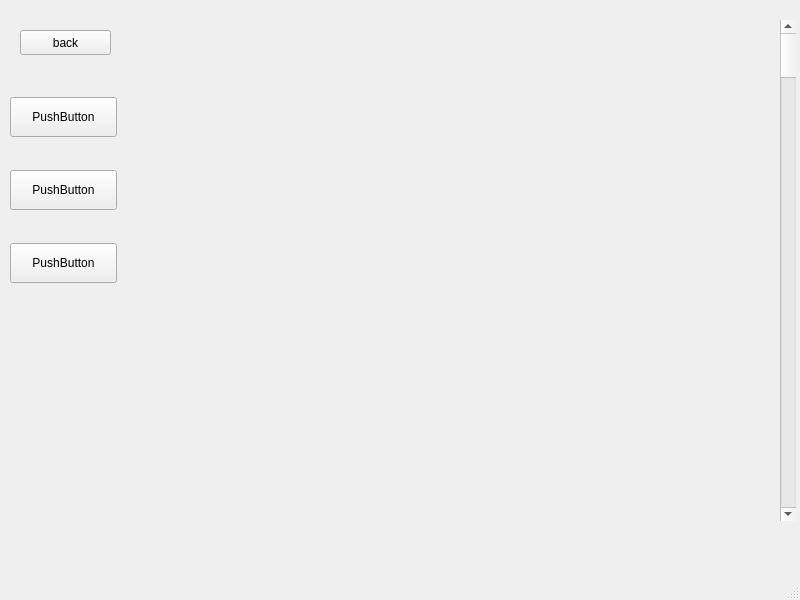
The window that mainwindow.ui (Sirovich/FileManager) describes before a commit, drawn with Qt 5.
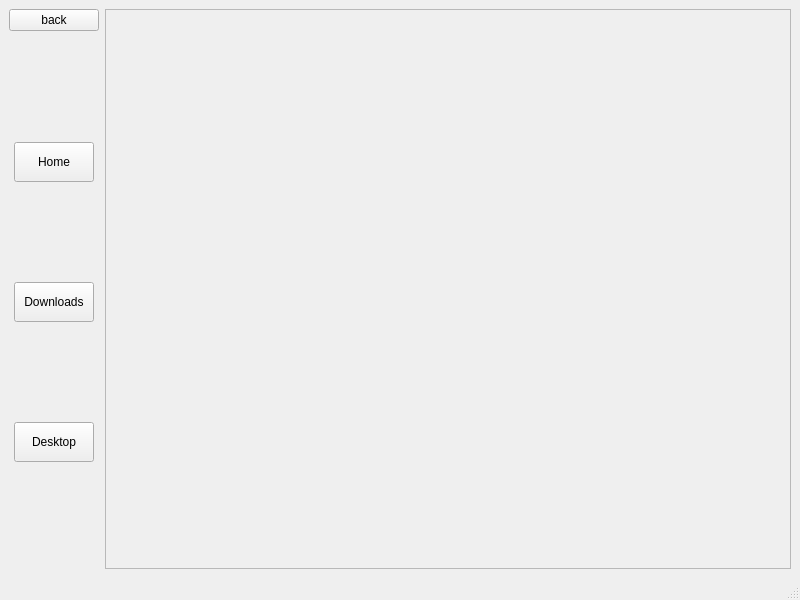
The same window after the commit.

```diff
--- a/mainwindow.ui
+++ b/mainwindow.ui
@@ -14,94 +14,102 @@
    <string>MainWindow</string>
   </property>
   <widget class="QWidget" name="centralwidget">
-   <widget class="QWidget" name="verticalWidget" native="true">
-    <property name="geometry">
-     <rect>
-      <x>10</x>
-      <y>70</y>
-      <width>107</width>
-      <height>242</height>
-     </rect>
-    </property>
-    <layout class="QVBoxLayout" name="verticalLayout">
-     <item>
-      <widget class="QPushButton" name="pushButton_5">
-       <property name="minimumSize">
-        <size>
-         <width>0</width>
-         <height>40</height>
-        </size>
+   <layout class="QGridLayout" name="gridLayout_2">
+    <item row="0" column="1" rowspan="2">
+     <widget class="QScrollArea" name="scrollArea">
+      <property name="minimumSize">
+       <size>
+        <width>677</width>
+        <height>538</height>
+       </size>
+      </property>
+      <property name="contextMenuPolicy">
+       <enum>Qt::DefaultContextMenu</enum>
+      </property>
+      <property name="widgetResizable">
+       <bool>true</bool>
+      </property>
+      <widget class="QWidget" name="scrollAreaWidgetContents">
+       <property name="geometry">
+        <rect>
+         <x>0</x>
+         <y>0</y>
+         <width>680</width>
+         <height>536</height>
+        </rect>
        </property>
-       <property name="text">
-        <string>PushButton</string>
-       </property>
+       <layout class="QGridLayout" name="gridLayout"/>
       </widget>
-     </item>
-     <item>
-      <widget class="QPushButton" name="pushButton">
-       <property name="minimumSize">
-        <size>
-         <width>0</width>
-         <height>40</height>
-        </size>
+     </widget>
+    </item>
+    <item row="0" column="0">
+     <widget class="QPushButton" name="backButton">
+      <property name="text">
+       <string>back</string>
+      </property>
+     </widget>
+    </item>
+    <item row="1" column="0">
+     <widget class="QWidget" name="verticalWidget" native="true">
+      <layout class="QVBoxLayout" name="verticalLayout">
+       <property name="spacing">
+        <number>0</number>
        </property>
-       <property name="text">
-        <string>PushButton</string>
+       <property name="leftMargin">
+        <number>5</number>
        </property>
-      </widget>
-     </item>
-     <item>
-      <widget class="QPushButton" name="pushButton_4">
-       <property name="minimumSize">
-        <size>
-         <width>0</width>
-         <height>40</height>
-        </size>
+       <property name="topMargin">
+        <number>5</number>
        </property>
-       <property name="text">
-        <string>PushButton</string>
+       <property name="rightMargin">
+        <number>5</number>
        </property>
-      </widget>
-     </item>
-    </layout>
-   </widget>
-   <widget class="QScrollBar" name="verticalScrollBar">
-    <property name="geometry">
-     <rect>
-      <x>780</x>
-      <y>20</y>
-      <width>16</width>
-      <height>501</height>
-     </rect>
-    </property>
-    <property name="orientation">
-     <enum>Qt::Vertical</enum>
-    </property>
-   </widget>
-   <widget class="QWidget" name="gridLayoutWidget">
-    <property name="geometry">
-     <rect>
-      <x>120</x>
-      <y>20</y>
-      <width>651</width>
-      <height>501</height>
-     </rect>
-    </property>
-    <layout class="QGridLayout" name="gridLayout"/>
-   </widget>
-   <widget class="QPushButton" name="backButton">
-    <property name="geometry">
-     <rect>
-      <x>20</x>
-      <y>30</y>
-      <width>91</width>
-      <height>25</height>
-     </rect>
-    </property>
-    <property name="text">
-     <string>back</string>
-    </property>
-   </widget>
+       <property name="bottomMargin">
+        <number>5</number>
+       </property>
+       <item>
+        <widget class="QPushButton" name="homeButton">
+         <property name="minimumSize">
+          <size>
+           <width>0</width>
+           <height>40</height>
+          </size>
+         </property>
+         <property name="text">
+          <string>Home</string>
+         </property>
+        </widget>
+       </item>
+       <item>
+        <widget class="QPushButton" name="downloadsButton">
+         <property name="minimumSize">
+          <size>
+           <width>0</width>
+           <height>40</height>
+          </size>
+         </property>
+         <property name="text">
+          <string>Downloads</string>
+         </property>
+        </widget>
+       </item>
+       <item>
+        <widget class="QPushButton" name="desktopButton">
+         <property name="minimumSize">
+          <size>
+           <width>0</width>
+           <height>40</height>
+          </size>
+         </property>
+         <property name="text">
+          <string>Desktop</string>
+         </property>
+        </widget>
+       </item>
+      </layout>
+     </widget>
+    </item>
+   </layout>
   </widget>
   <widget class="QMenuBar" name="menubar">
    <property name="geometry">
```
